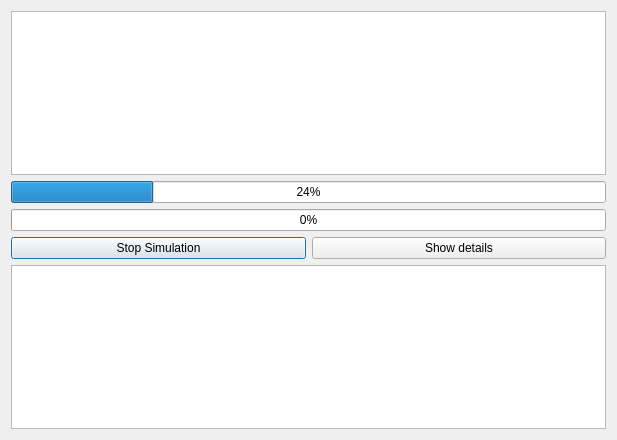
Old version of the form runtimewindow.ui in the repository ArashMassoudieh/OpenHydroQual.
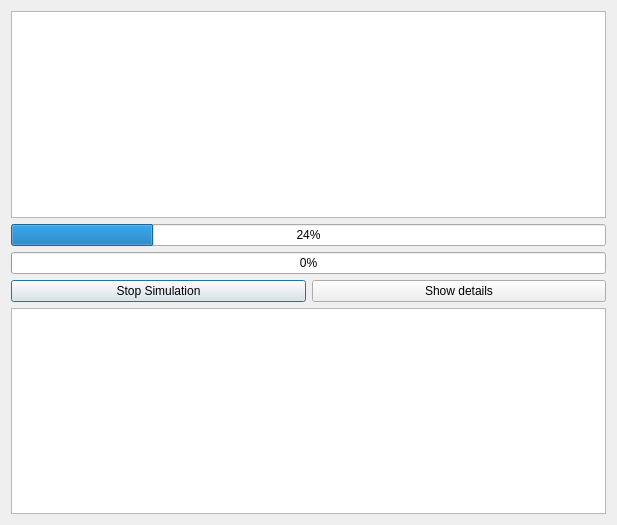
New version of the form.

Commit message: Sassan's windows

The edit to the form file:
```diff
--- a/runtimewindow.ui
+++ b/runtimewindow.ui
@@ -7,7 +7,7 @@
     <x>0</x>
     <y>0</y>
     <width>617</width>
-    <height>440</height>
+    <height>525</height>
    </rect>
   </property>
   <property name="windowTitle">
```
Left out of the diff: 10 changed lines with no effect on the pictures. The commit also changes 2 other files.
